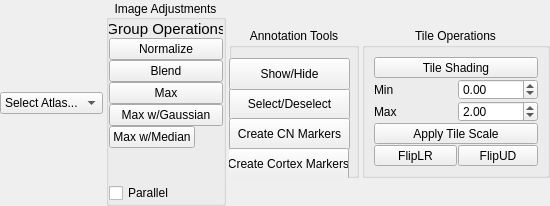
First picture: the form in acq4/analysis/modules/MosaicEditor/MosaicEditorTemplate.ui, repository pbmanis/acq4, before the edit.
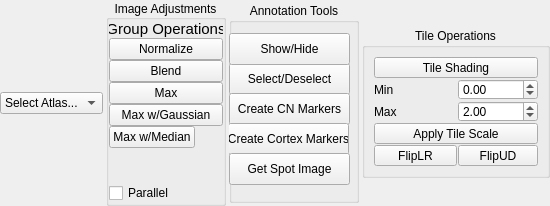
Second picture: the form after the edit.

Commit message: mostly mosaic editor updates; minor others

Diff of the .ui file:
```diff
--- a/acq4/analysis/modules/MosaicEditor/MosaicEditorTemplate.ui
+++ b/acq4/analysis/modules/MosaicEditor/MosaicEditorTemplate.ui
@@ -189,7 +189,7 @@
      <property name="maximumSize">
       <size>
        <width>16777215</width>
-       <height>150</height>
+       <height>200</height>
       </size>
      </property>
      <property name="title">
@@ -250,6 +250,19 @@
        <string>Create Cortex Markers</string>
       </property>
      </widget>
+     <widget class="QPushButton" name="getSpotImage">
+      <property name="geometry">
+       <rect>
+        <x>0</x>
+        <y>150</y>
+        <width>121</width>
+        <height>32</height>
+       </rect>
+      </property>
+      <property name="text">
+       <string>Get Spot Image</string>
+      </property>
+     </widget>
     </widget>
    </item>
    <item>
```
The commit also changes 5 other files.
